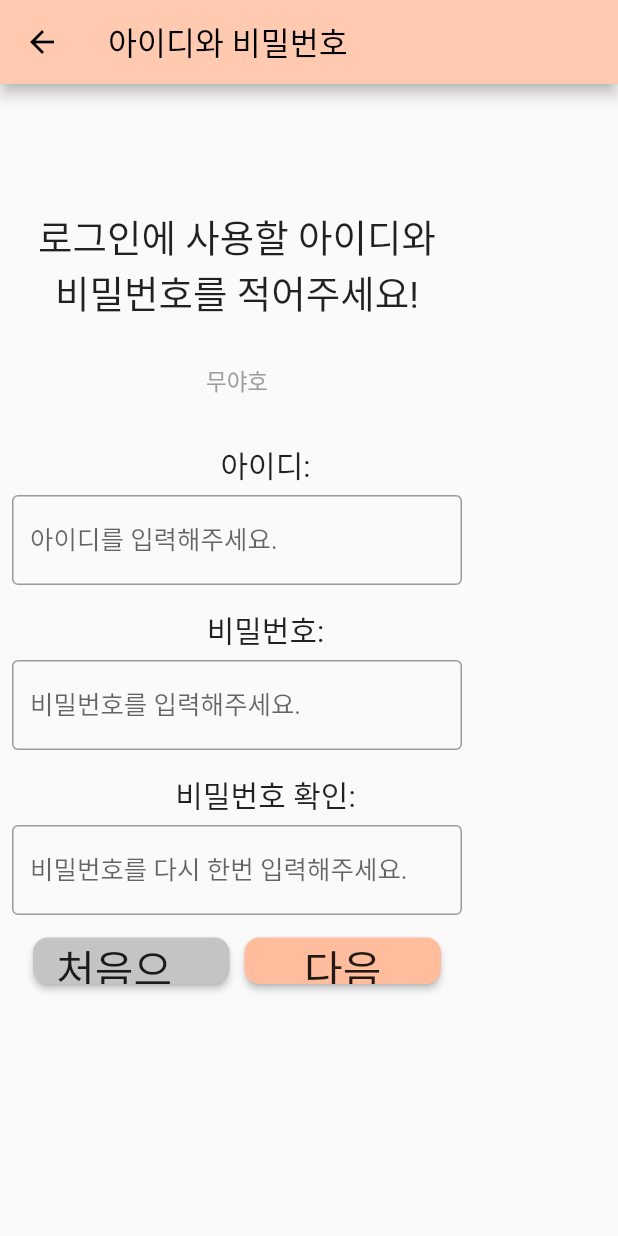
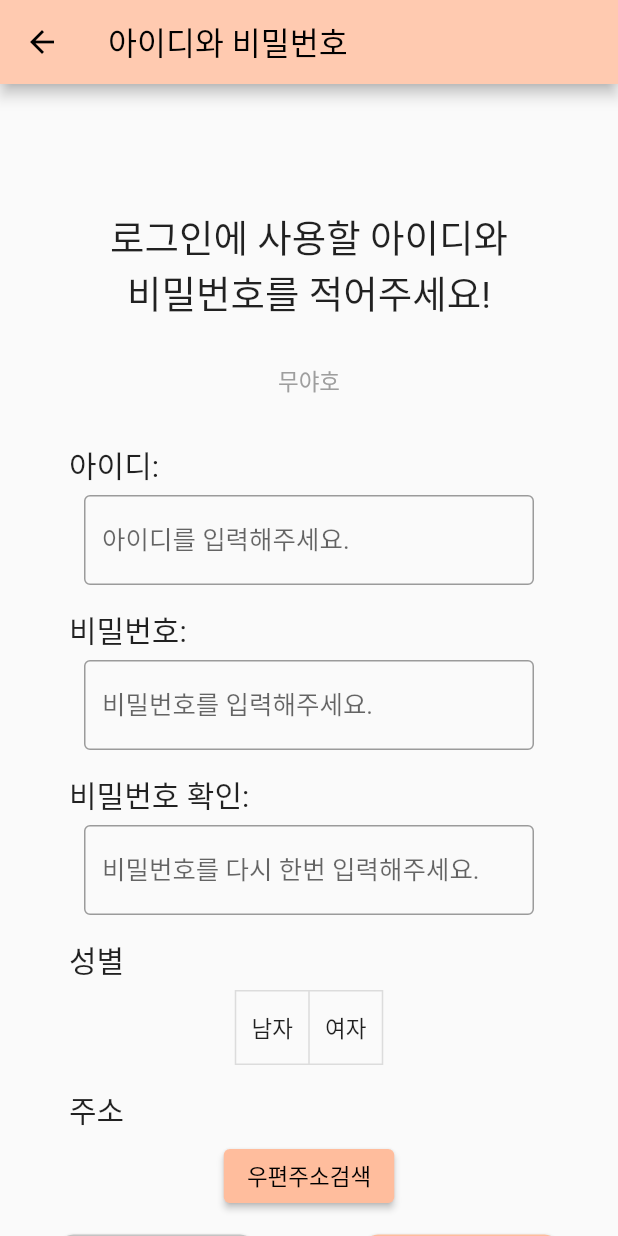
Before and after one commit to muyaho-universe/chimap_actual, a Flutter app: the IDandPWPage screen opened by its route, on a phone screen of 412 x 824 dp. Run offline on Flutter 3.47's test engine with Material 2 defaults, Android fonts, the phone set to English and light mode, and no system bars; our stand-ins replace cloud_firestore, firebase_auth, firebase_core, get, sms_autofill; missing offline and left inert: dart:ffi, kopo, multi_masked_formatter; accounts and stored records are empty; Roboto replaces fonts that are missing (Gosan).

Commit message:
UPDATE: 'IDandPW_page' is updated; ADDED: SingleChildScrollView and some pubs

```diff
--- a/lib/pages/IDandPW_page.dart
+++ b/lib/pages/IDandPW_page.dart
@@ -1,6 +1,8 @@
 import 'package:chimap_actual/utils/user_controller.dart';
+import 'package:flutter/cupertino.dart';
 import 'package:flutter/material.dart';
 import 'package:get/get.dart';
+import 'package:kopo/kopo.dart';
 
 class IDandPWPage extends StatefulWidget {
   const IDandPWPage({Key? key}) : super(key: key);
@@ -17,6 +19,8 @@ class _IDandPWPageState extends State<IDandPWPage> {
   final TextEditingController _signUpPWController = TextEditingController();
   final TextEditingController _signUpPWConfirmController =
       TextEditingController();
+
+  List<bool> _selections1 = List.generate(2, (index) => false);
 
   @override
   Widget build(BuildContext context) {
@@ -36,8 +40,11 @@ class _IDandPWPageState extends State<IDandPWPage> {
   }
 
   _bodyWidget() {
+    List<bool> isSelected = List.generate(2, (index) => false);
     return SingleChildScrollView(
-      scrollDirection: Axis.horizontal,
+      scrollDirection: Axis.vertical,
+      child: Form(
+        key: _IPsignUpFormKey,
         child: Padding(
           padding: const EdgeInsets.all(8.0),
           child: Center(
@@ -166,14 +173,78 @@ class _IDandPWPageState extends State<IDandPWPage> {
                   width: 300,
                   height: 60,
                   child: TextFormField(
-                  controller: _signUpPWController,
+                    controller: _signUpPWConfirmController,
                     decoration: InputDecoration(
                       border: OutlineInputBorder(),
                       hintText: '비밀번호를 다시 한번 입력해주세요.',
                     ),
                   ),
                 ),
-              SizedBox(height: 15,),
+                SizedBox(
+                  height: 15,
+                ),
+                Row(
+                  crossAxisAlignment: CrossAxisAlignment.start,
+                  children: [
+                    SizedBox(
+                      width: 38,
+                    ),
+                    Text(
+                      '성별',
+                      style: TextStyle(
+                        fontFamily: "Gosan",
+                        fontSize: 20.0,
+                        color: Colors.black87,
+                      ),
+                    ),
+                  ],
+                ),
+                SizedBox(
+                  height: 5,
+                ),
+                ToggleButtons(
+                    onPressed: (int index) {
+                      setState(() {
+                        _selections1[index] = !_selections1[index];
+                      });
+                    },
+                    children: <Widget>[
+                      Text('남자'),
+                      Text('여자'),
+                    ],
+                    isSelected: _selections1,
+                ),
+                SizedBox(
+                  height: 15,
+                ),
+                Row(
+                  crossAxisAlignment: CrossAxisAlignment.start,
+                  children: [
+                    SizedBox(
+                      width: 38,
+                    ),
+                    Text(
+                      '주소',
+                      style: TextStyle(
+                        fontFamily: "Gosan",
+                        fontSize: 20.0,
+                        color: Colors.black87,
+                      ),
+                    ),
+                  ],
+                ),
+                SizedBox(
+                  height: 5,
+                ),
+                ElevatedButton(
+                  child: Text('우편주소검색'),
+                  onPressed: () async {
+                    searchingAdress();
+                  },
+                ),
+                SizedBox(
+                  height: 15,
+                ),
                 Row(
                   mainAxisAlignment: MainAxisAlignment.spaceEvenly,
                   children: [
@@ -235,6 +306,10 @@ class _IDandPWPageState extends State<IDandPWPage> {
             ),
           ),
         ),
+      ),
     );
   }
 }
+
+void searchingAdress() {
+}
--- a/pubspec.yaml
+++ b/pubspec.yaml
@@ -44,6 +44,8 @@ dependencies:
   syncfusion_flutter_datepicker: ^18.4.31-beta
   multi_masked_formatter: ^0.1.0
   sms_autofill: ^2.2.0
+  kopo: "^0.1.3"
+  http: ^0.13.4
 
 dev_dependencies:
   flutter_test:
```
Also changed, not shown: pubspec.lock, 1 other file. Lines whose indentation alone changed are shown as unchanged.
